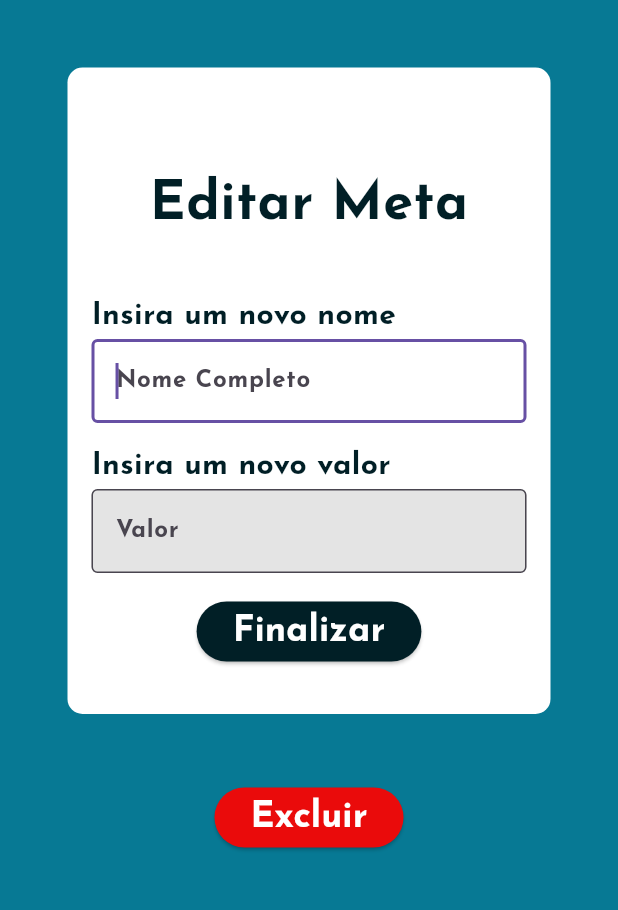
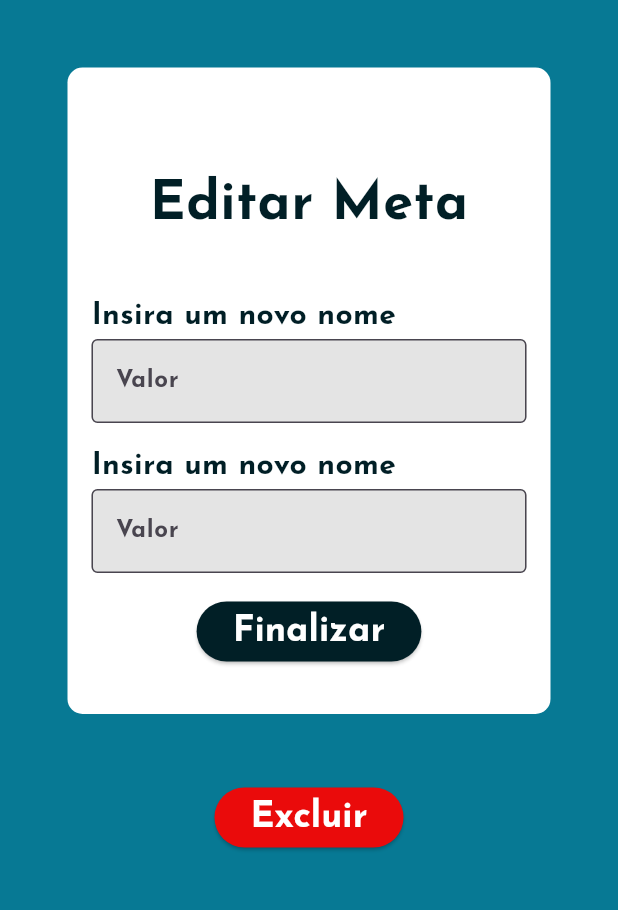
Before and after one commit to IgorLorentz/PorkPockets, a Flutter app: the EditMetaPage screen opened directly, on a phone screen of 412 x 824 dp, the part 84-994 px from its top. Run offline on Flutter 3.47's test engine with Material 3 defaults, Android fonts, the phone set to English and light mode, and no system bars; our stand-ins replace flutter_svg.

Commit message:
update edit_meta

```diff
--- a/pork_pockets_app/lib/pages/edit_meta_page.dart
+++ b/pork_pockets_app/lib/pages/edit_meta_page.dart
@@ -38,11 +38,26 @@ class _EditMetaPageState extends State<EditMetaPage> {
                             FormatedText("Insira um novo nome", 20, FontWeight.bold, fontColor: Paleta.azulEscurao),
                           ],
                         ),
-                        NameForm(TextInputAction.next, true),
+                        TextFormField(
+                          textInputAction: TextInputAction.next,
+                          keyboardType: TextInputType.number,
+                          obscureText: passwordObscured,
+                          decoration: const InputDecoration(
+                              hintText: "Valor",
+                              border:
+                                  OutlineInputBorder(borderSide: BorderSide()),
+                              fillColor: Color.fromARGB(200, 220, 220, 220),
+                              filled: true,
+                             ),
+                          style: const TextStyle(
+                            fontFamily: "Josefin",
+                            fontWeight: FontWeight.bold,
+                          ),
+                        ),
                         const SizedBox(height: 15),
                         Row(
                           children: [
-                            FormatedText("Insira um novo valor", 20, FontWeight.bold, fontColor: Paleta.azulEscurao),
+                            FormatedText("Insira um novo nome", 20, FontWeight.bold, fontColor: Paleta.azulEscurao),
                           ],
                         ),
                         TextFormField(
```
